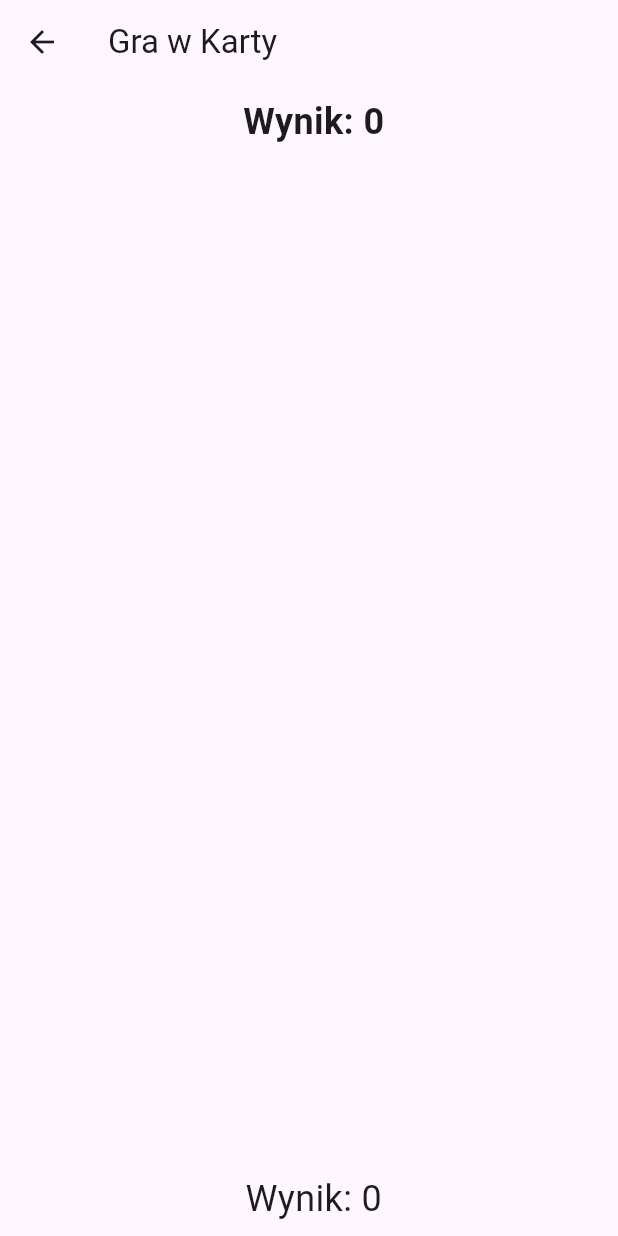
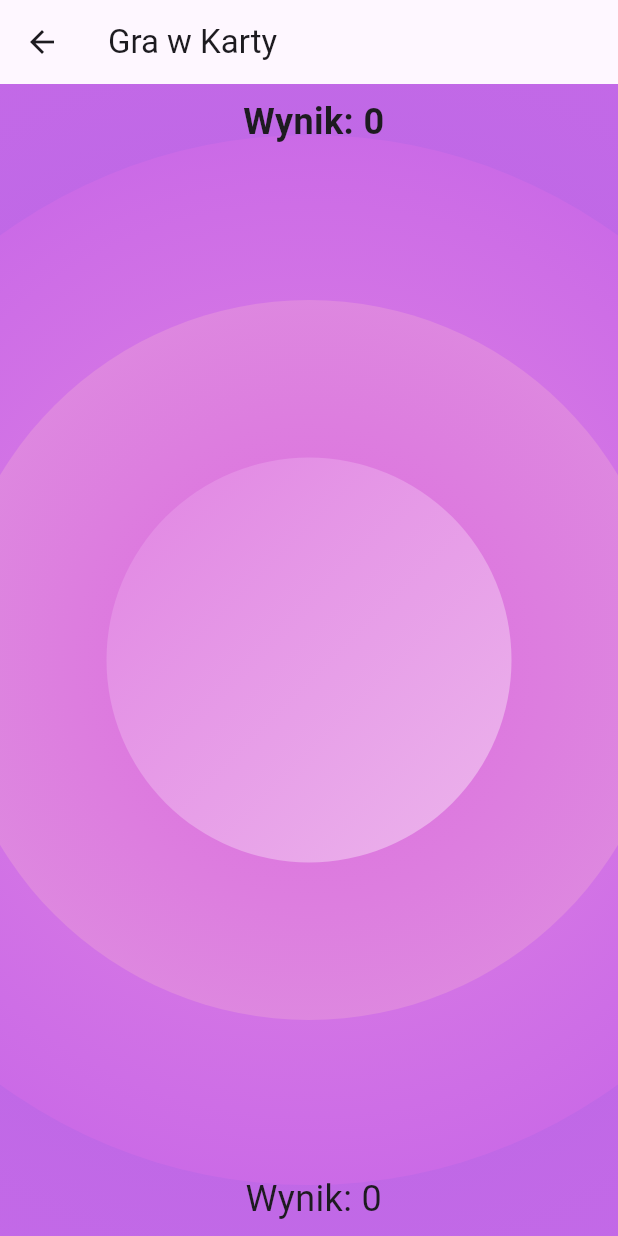
Before and after one commit to ZPatryk/cardgame3, a Flutter app: the ImageScreen screen opened directly with empty values, on a phone screen of 412 x 824 dp. Run offline on Flutter 3.47's test engine with Material 3 defaults, Android fonts, the phone set to English and light mode, and no system bars.

Commit message:
dodanie tla w imege_screen

```diff
--- a/lib/image_screen.dart
+++ b/lib/image_screen.dart
@@ -1,3 +1,4 @@
+import 'package:cardgame/utils/geradient.dart';
 import 'package:flutter/material.dart';
 import 'image_item.dart'; // Import klasy ImageItem, która prawdopodobnie przechowuje informacje o obrazach kart.
 import 'card_flip.dart'; // Import klasy CardFlip, która obsługuje animację obracania kart.
@@ -100,14 +101,14 @@ class _ImageScreenState extends State<ImageScreen> {
             // Jeśli karty nie pasują, obróć je z powrotem.
             _reverseBothCards();
             // Po krótkim opóźnieniu zmień gracza.
-            Future.delayed(const Duration(seconds: 0, milliseconds: 500), () {
+            //Future.delayed(const Duration(seconds: 0, milliseconds: 000), () {
               setState(() {
                 _currentPlayer =
                     _currentPlayer == 1 ? 2 : 1; // Zmień aktualnego gracza.
                 _firstSelectedKey = null; // Zresetuj wybrane karty.
                 _secondSelectedKey = null; // Zresetuj wybrane karty.
               });
-            });
+            //});
           });
         }
       }
@@ -120,7 +121,9 @@ class _ImageScreenState extends State<ImageScreen> {
       appBar: AppBar(
         title: const Text('Gra w Karty'), // Tytuł ekranu.
       ),
-      body: Column(
+      body: GradientWidget(
+        reziseToAvoidBottomInset: false,
+        child: Column(
           children: [
             Padding(
               padding: const EdgeInsets.all(8.0),
@@ -185,6 +188,7 @@ class _ImageScreenState extends State<ImageScreen> {
             ),
           ],
         ),
+      ),
     );
   }
 }
--- a/lib/start_screen.dart
+++ b/lib/start_screen.dart
@@ -62,7 +62,7 @@ class _StartScreenState extends State<StartScreen> {
 
     const String frontImagePath = 'assets/images/image21.png';
 
-    images.shuffle(Random());
+    //images.shuffle(Random());
 
     return Scaffold(
       resizeToAvoidBottomInset: false,
@@ -82,7 +82,7 @@ class _StartScreenState extends State<StartScreen> {
               const Padding(
                 padding: EdgeInsets.all(30.0),
                 child: Opacity(
-                  opacity: 0.60,
+                  opacity: 0.3,
                    child: MultipleCardGridWrapper(
                     width: 150.0, // Cała szerokość ekranu
                     height: 150.0,
```
Lines whose indentation alone changed are shown as unchanged.
